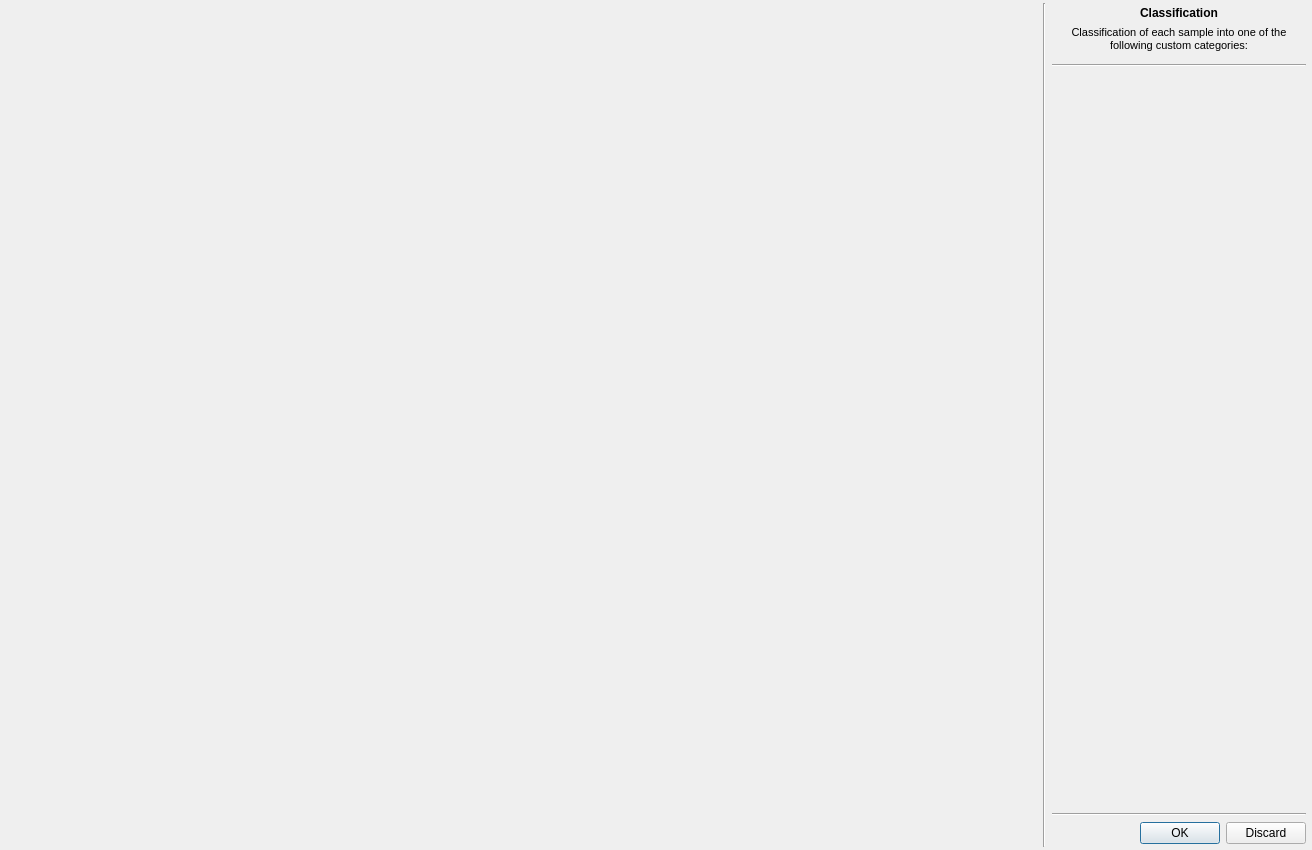
Qt form ui/change_analysis_dialog.ui (SMByC/PCA4CD) before a commit.
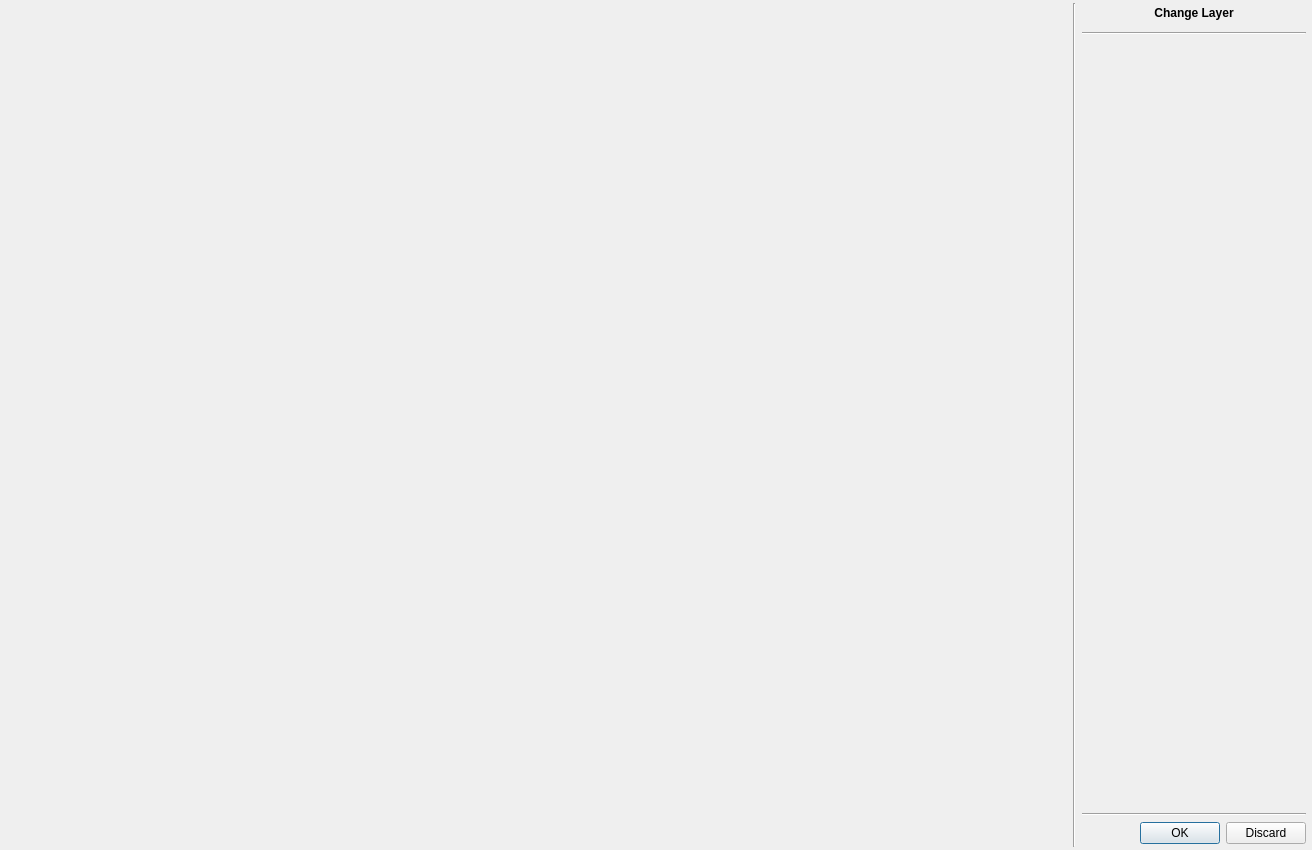
The same form after that commit. Custom widgets are drawn as their Qt base class.

Commit message: Working in UI in range change values for generate the change layer

What changed in the file:
```diff
--- a/ui/change_analysis_dialog.ui
+++ b/ui/change_analysis_dialog.ui
@@ -61,7 +61,7 @@
        <widget class="QWidget" name="widget_3" native="true">
         <property name="maximumSize">
          <size>
-          <width>260</width>
+          <width>230</width>
           <height>16777215</height>
          </size>
         </property>
@@ -87,37 +87,13 @@
             </font>
            </property>
            <property name="text">
-            <string>Classification</string>
+            <string>Change Layer</string>
            </property>
            <property name="alignment">
             <set>Qt::AlignCenter</set>
            </property>
           </widget>
          </item>
-         <item>
-          <widget class="QLabel" name="label_5">
-           <property name="sizePolicy">
-            <sizepolicy hsizetype="Ignored" vsizetype="Preferred">
-             <horstretch>0</horstretch>
-             <verstretch>0</verstretch>
-            </sizepolicy>
-           </property>
-           <property name="font">
-            <font>
-             <pointsize>8</pointsize>
-            </font>
-           </property>
-           <property name="text">
-            <string>Classification of each sample into one of the following custom categories:</string>
-           </property>
-           <property name="alignment">
-            <set>Qt::AlignCenter</set>
-           </property>
-           <property name="wordWrap">
-            <bool>true</bool>
-           </property>
-          </widget>
-         </item>
          <item>
           <widget class="QWidget" name="widget_6" native="true">
            <layout class="QHBoxLayout" name="horizontalLayout_2">
@@ -165,8 +141,8 @@
              <rect>
               <x>0</x>
               <y>0</y>
-              <width>254</width>
-              <height>585</height>
+              <width>224</width>
+              <height>708</height>
              </rect>
             </property>
             <layout class="QVBoxLayout" name="verticalLayout_5">
```
The commit also changes 5 other files.
